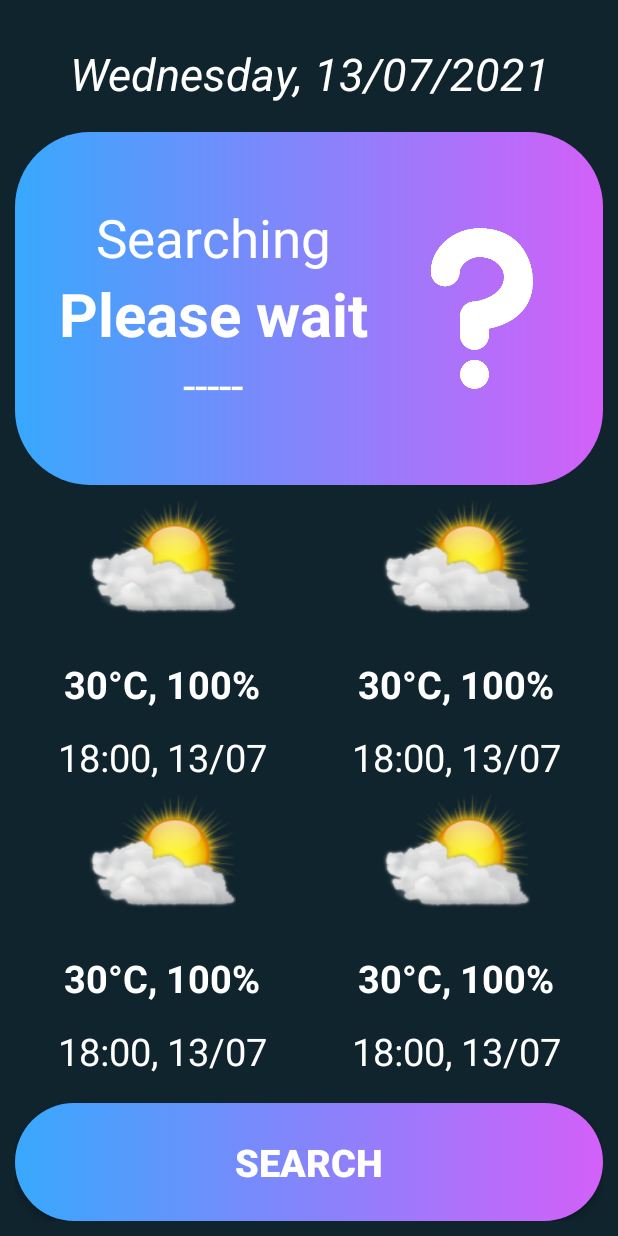
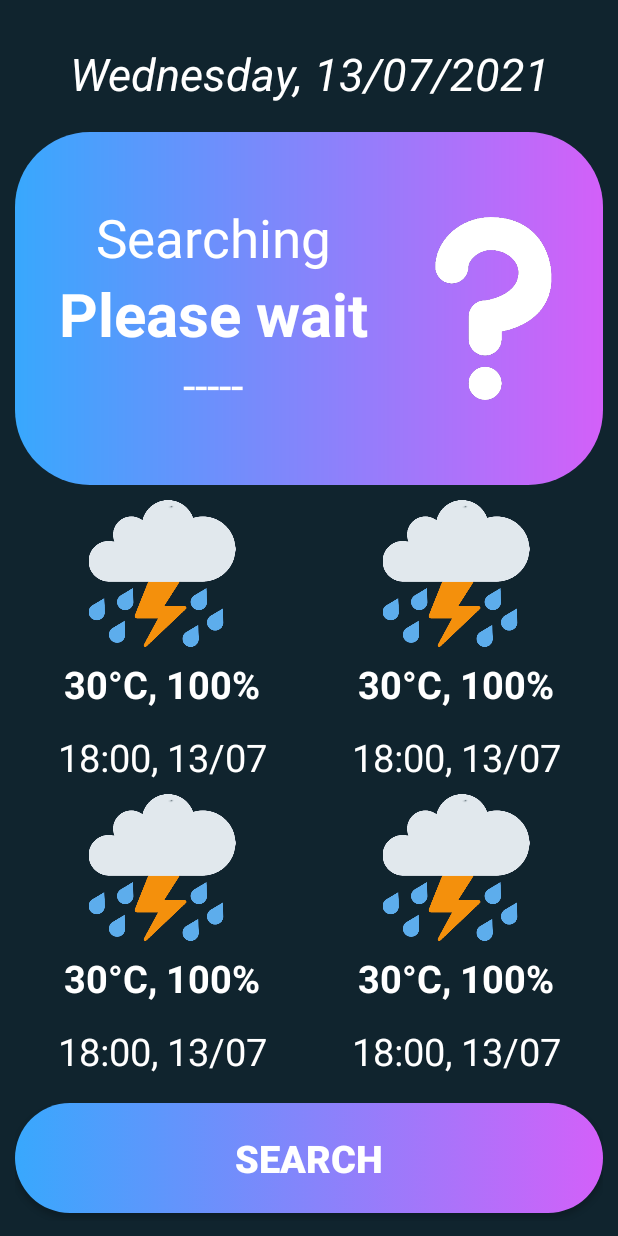
Before and after one commit to tltson299/WeatherApp, an Android app: the screen it shows after launch (MainActivity), on a phone screen of 412 x 824 dp. Run offline under Robolectric (Android 15) with nearby library versions, the phone set to English and light mode, and no system bars; plain views replace AutoResizeTextView.

Commit message:
--- DEMO ---

```diff
--- a/19125063_19125119/app/src/main/java/com/a19125063_19125119/MainActivity.java
+++ b/19125063_19125119/app/src/main/java/com/a19125063_19125119/MainActivity.java
@@ -13,11 +13,9 @@ import android.widget.Button;
 import android.widget.ImageView;
 import android.widget.TextView;
 
-
 import com.a19125063_19125119.api.ApiService;
 import com.a19125063_19125119.weathermodel.WeatherDetail;
 import com.google.gson.Gson;
-
 
 import java.text.SimpleDateFormat;
 import java.util.Date;
@@ -83,17 +81,16 @@ public class MainActivity extends AppCompatActivity {
     @Override
     protected void onResume() {
         super.onResume();
-
-        if(start)   {
+        if(start) {
             getSelectedWeatherDetail(defaultCity);
             start = false;
         }else{
             Intent intent = getIntent();
             if (intent != null) {
-                if(!(intent.getBooleanExtra("searched", false)))    {
+                if(!(intent.getBooleanExtra("searched", false))) {
                     setUpViews(new Gson().fromJson(local.getString("data", null), WeatherDetail.class));
-                }else{
-                    if(intent.getStringExtra("city") != null)  {
+                } else {
+                    if(intent.getStringExtra("city") != null) {
                         getSelectedWeatherDetail(intent.getStringExtra("city"));
                     }
                 }
@@ -101,9 +98,8 @@ public class MainActivity extends AppCompatActivity {
         }
     }
 
-    private void setUpViews(WeatherDetail detail)   {
+    private void setUpViews(WeatherDetail detail) {
         Date now = new Date();
-
         tvNow.setText(sdfNow.format(now));
 
         tvCity.setText(detail.city.name);
@@ -135,12 +131,11 @@ public class MainActivity extends AppCompatActivity {
 
     private void getSelectedWeatherDetail(String city) {
 
-        ApiService.apiService.getWeather(city, "metric", 5,"b9c9cb24ed8b56758aa8f6788235bd09").enqueue(new Callback<WeatherDetail>() {
+        ApiService.apiService.getWeather(city, "metric", 5,"8e8cf1deb446983e8a0bd9e743170fde").enqueue(new Callback<WeatherDetail>() {
             @Override
             public void onResponse(Call<WeatherDetail> call, Response<WeatherDetail> response) {
                 WeatherDetail detail = response.body();
-
-                if(detail == null)  {
+                if(detail == null) {
                     Log.d(TAG, "onResponse: detail = null");
                     Log.d(TAG, "onResponse: "+new Gson().fromJson(local.getString("data", null), WeatherDetail.class).city.name);
                     detail = new Gson().fromJson(local.getString("data", null), WeatherDetail.class);
@@ -149,11 +144,10 @@ public class MainActivity extends AppCompatActivity {
                     builder.setMessage("Can not find "+city+".")
                             .setPositiveButton("Ok", null)
                             .show();
-                }else   {
+                } else {
                     String data = new Gson().toJson(detail);
                     local.edit().putString("data", data).commit();
                 }
-
                 setUpViews(detail);
             }
 
@@ -162,8 +156,6 @@ public class MainActivity extends AppCompatActivity {
                 Log.d("DEBUG", t.getMessage());
             }
         });
-
-
     }
 
     private static String updateWeatherIcon(int condition)
@@ -188,7 +180,6 @@ public class MainActivity extends AppCompatActivity {
         {
             return "fog";
         }
-
         else if(condition>=772 && condition<=800)
         {
             return "overcast";
@@ -217,10 +208,7 @@ public class MainActivity extends AppCompatActivity {
         {
             return "thunderstorm1";
         }
-
-        return "dunno";
-
-
+        return "finding";
     }
 
     public void intentToWebsite(View view)   {
--- a/19125063_19125119/app/src/main/java/com/a19125063_19125119/api/ApiService.java
+++ b/19125063_19125119/app/src/main/java/com/a19125063_19125119/api/ApiService.java
@@ -11,8 +11,6 @@ import retrofit2.http.GET;
 import retrofit2.http.Query;
 
 public interface ApiService {
-
-    //Weather API: api.openweathermap.org/data/2.5/weather?q={city name}&appid={API key}
 
     Gson gson = new GsonBuilder()
             .setDateFormat("yyyy-MM-dd HH:mm:ss")
--- a/19125063_19125119/app/src/main/res/layout/activity_main.xml
+++ b/19125063_19125119/app/src/main/res/layout/activity_main.xml
@@ -101,8 +101,11 @@
 
                         android:ellipsize="none"
                         android:singleLine="true"/>
+
                 </androidx.constraintlayout.widget.ConstraintLayout>
+
             </RelativeLayout>
+
         </LinearLayout>
 
         <LinearLayout
@@ -113,7 +116,7 @@
             <ImageView
                 android:layout_width="match_parent"
                 android:layout_height="match_parent"
-                android:layout_marginRight="30dp"
+                android:layout_marginRight="15dp"
                 android:src="@drawable/finding"
                 android:id="@+id/imgWeatherIcon"/>
         </LinearLayout>
@@ -138,7 +141,7 @@
                 <ImageView
                     android:layout_width="match_parent"
                     android:layout_height="0dp"
-                    android:src="@drawable/cool"
+                    android:src="@drawable/shower"
                     android:id="@+id/imgWeatherIcon1"
                     app:layout_constraintTop_toTopOf="parent"
                     app:layout_constraintStart_toStartOf="parent"
@@ -194,7 +197,7 @@
                 <ImageView
                     android:layout_width="match_parent"
                     android:layout_height="0dp"
-                    android:src="@drawable/cool"
+                    android:src="@drawable/shower"
                     android:id="@+id/imgWeatherIcon2"
                     app:layout_constraintTop_toTopOf="parent"
                     app:layout_constraintStart_toStartOf="parent"
@@ -232,7 +235,6 @@
                     android:textColor="@color/white"
                     android:text="18:00, 13/07"/>
 
-
             </androidx.constraintlayout.widget.ConstraintLayout>
 
         </LinearLayout>
@@ -257,7 +259,7 @@
                 <ImageView
                     android:layout_width="match_parent"
                     android:layout_height="0dp"
-                    android:src="@drawable/cool"
+                    android:src="@drawable/shower"
                     android:id="@+id/imgWeatherIcon3"
                     app:layout_constraintTop_toTopOf="parent"
                     app:layout_constraintStart_toStartOf="parent"
@@ -295,7 +297,6 @@
                     android:textColor="@color/white"
                     android:text="18:00, 13/07"/>
 
-
             </androidx.constraintlayout.widget.ConstraintLayout>
 
         </LinearLayout>
@@ -312,7 +313,7 @@
                 <ImageView
                     android:layout_width="match_parent"
                     android:layout_height="0dp"
-                    android:src="@drawable/cool"
+                    android:src="@drawable/shower"
                     android:id="@+id/imgWeatherIcon4"
                     app:layout_constraintTop_toTopOf="parent"
                     app:layout_constraintStart_toStartOf="parent"
@@ -350,7 +351,6 @@
                     android:textColor="@color/white"
                     android:text="18:00, 13/07"/>
 
-
             </androidx.constraintlayout.widget.ConstraintLayout>
 
         </LinearLayout>
@@ -370,7 +370,9 @@
             android:textSize="25sp"
             android:textStyle="bold"
             android:textColor="@color/white"
-            android:id="@+id/btnSearch"/>
+            android:id="@+id/btnSearch"
+            android:layout_marginBottom="5dp"/>
 
     </LinearLayout>
+
 </LinearLayout>
```
Also changed, not shown: 19125063_19125119/app/src/main/res/drawable/cold.png (deleted), 19125063_19125119/app/src/main/res/drawable/cool.png (deleted), 19125063_19125119/app/src/main/res/drawable/hot.png (deleted), 19125063_19125119/app/src/main/res/drawable/rain.png (deleted).
